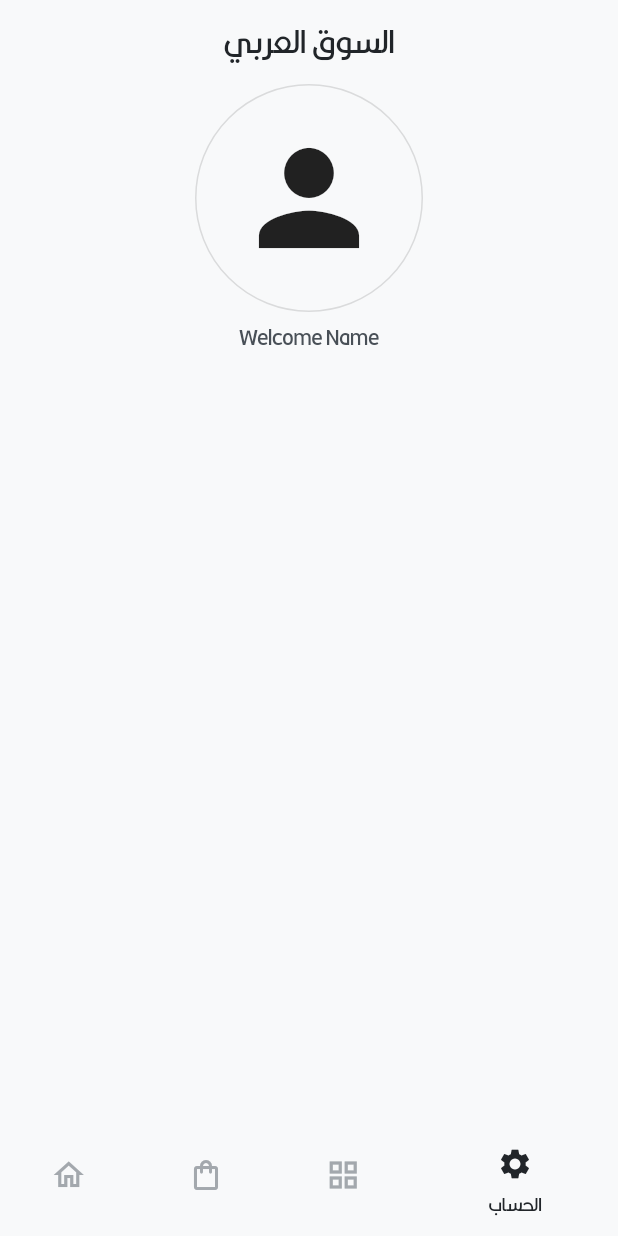
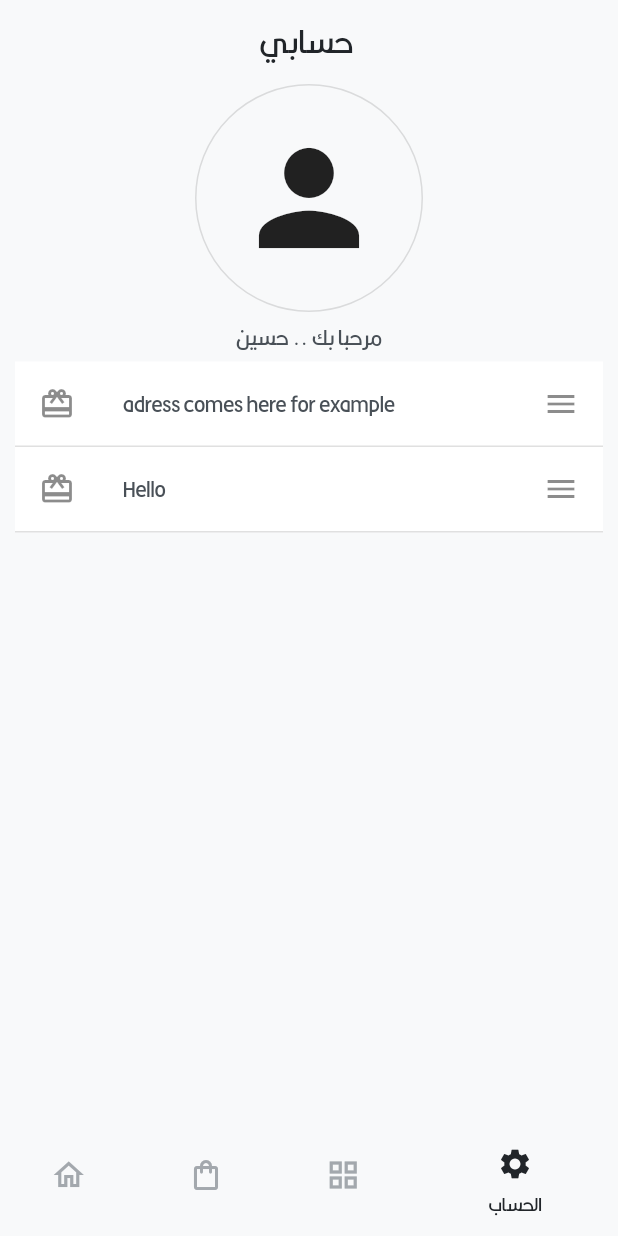
Before and after one commit to baronx5/test_logic, a Flutter app: the screen it shows after launch, item 4 of the bottom bar chosen, on a phone screen of 412 x 824 dp. Run offline on Flutter 3.47's test engine with Material 2 defaults, Android fonts, the phone set to English and light mode, and no system bars; network calls fail.

Commit message:
fixing layout.

```diff
--- a/lib/screen/profile_page.dart
+++ b/lib/screen/profile_page.dart
@@ -6,7 +6,7 @@ class ProfilePage extends StatelessWidget {
   @override
   Widget build(BuildContext context) {
     return Scaffold(
-      appBar: AppBar(title: const Text('السوق العربي')),
+      appBar: AppBar(title: const Text('حسابي ')),
       body: Column(
         mainAxisAlignment: MainAxisAlignment.start,
         crossAxisAlignment: CrossAxisAlignment.stretch,
@@ -23,7 +23,32 @@ class ProfilePage extends StatelessWidget {
           ),
         ),
 
-        const Text('Welcome Name', textAlign: TextAlign.center,)
+        const Text('مرحبا بك .. حسين', textAlign: TextAlign.center,),
+        Container(
+          margin: const EdgeInsets.symmetric(horizontal: 10.0),
+          decoration: const BoxDecoration(
+            color: Colors.white,
+            border: Border(bottom: BorderSide(color: Colors.black12)),
+          ),
+          child:  ListTile(
+            title: Text('adress comes here for example', style: Theme.of(context).textTheme.bodyMedium,),
+            leading: const Icon(Icons.card_giftcard),
+            trailing: const Icon(Icons.menu),
+          ),
+        ),
+        Container(
+          margin: const EdgeInsets.symmetric(horizontal: 10.0),
+          decoration: const BoxDecoration(
+            color: Colors.white,
+            border: Border(bottom: BorderSide(color: Colors.black12)),
+          ),
+          child:  ListTile(
+            title: Text('Hello', style: Theme.of(context).textTheme.bodyMedium,),
+            leading: const Icon(Icons.card_giftcard),
+            trailing: const Icon(Icons.menu),
+          ),
+        ),
+
       ]),
     );
   }
```
